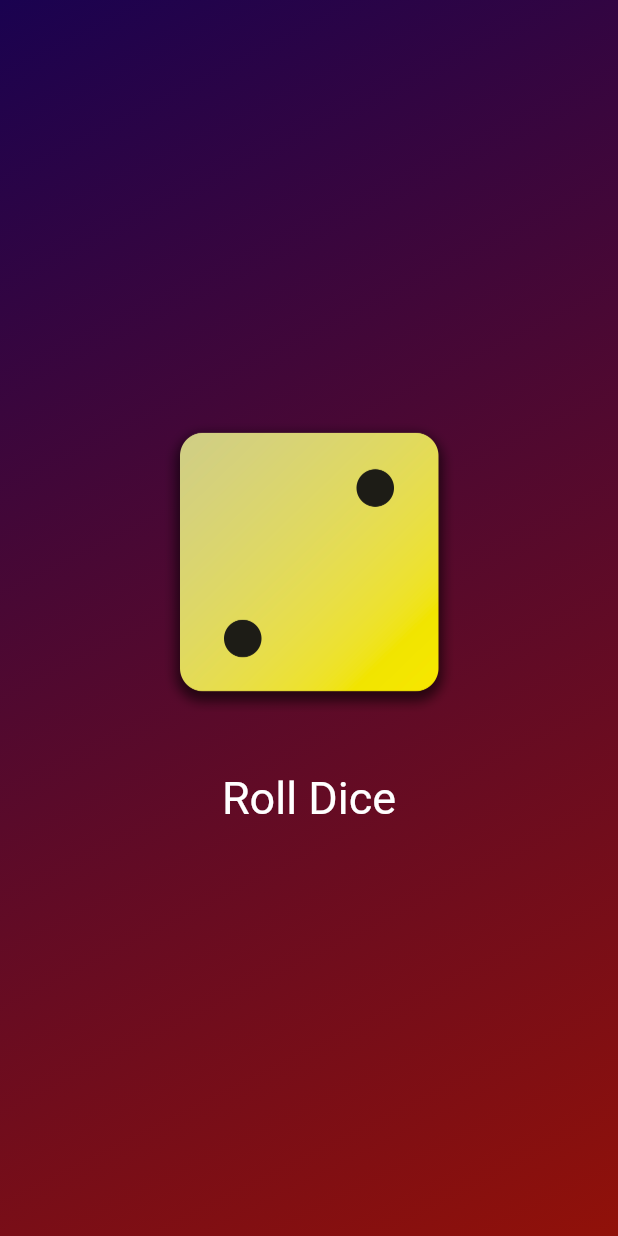
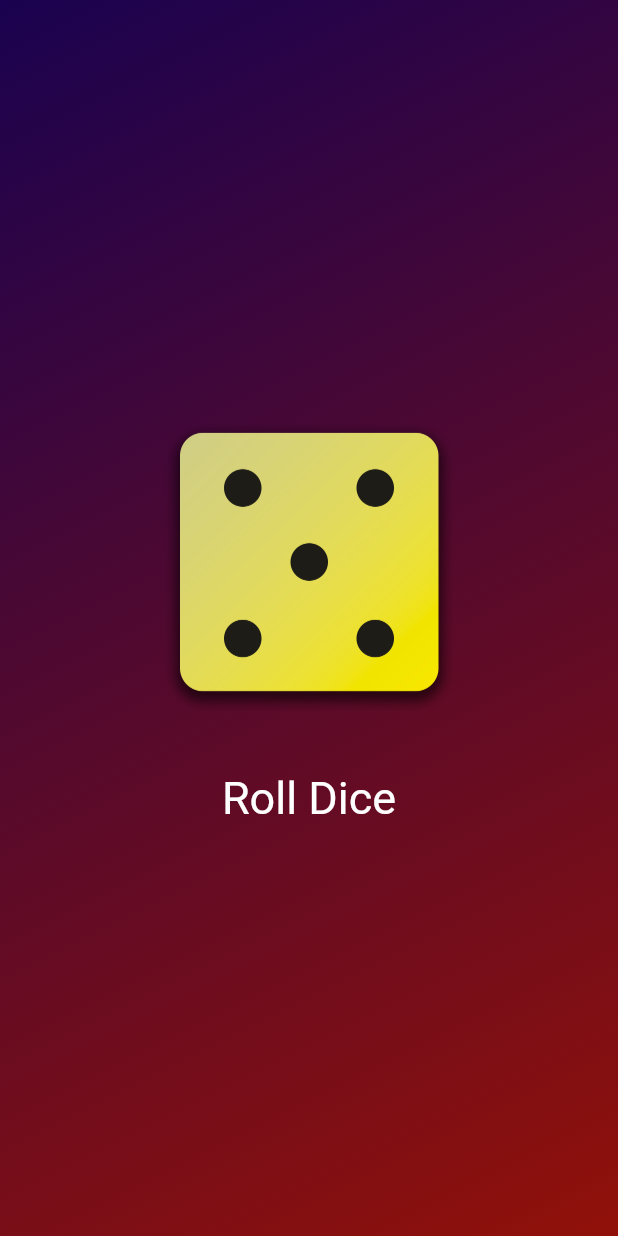
Before and after one commit to ad-bak/fluts, a Flutter app: the screen it shows after launch, after a tap on "Roll Dice", on a phone screen of 412 x 824 dp. Run offline on Flutter 3.47's test engine with Material 2 defaults, Android fonts, the phone set to English and light mode, and no system bars.

Commit message:
state managing dice

```diff
--- /dev/null
+++ b/first_app/lib/dice_roller.dart
@@ -0,0 +1,45 @@
+import 'dart:math';
+
+import 'package:flutter/material.dart';
+
+class DiceRoller extends StatefulWidget {
+  const DiceRoller({super.key});
+
+  @override
+  State<DiceRoller> createState() {
+    return _DiceRollerState();
+  }
+}
+
+class _DiceRollerState extends State<DiceRoller> {
+  var currentDiceRoll = 2;
+
+  void rollDice() {
+    setState(() {
+      currentDiceRoll = Random().nextInt(6) + 1;
+    });
+  }
+
+  @override
+  Widget build(context) {
+    return Column(
+      mainAxisSize: MainAxisSize.min,
+      children: [
+        Image.asset(
+          'assets/images/dice-$currentDiceRoll.png',
+          width: 200,
+        ),
+        const SizedBox(height: 20),
+        TextButton(
+          onPressed: rollDice,
+          style: TextButton.styleFrom(
+            padding: const EdgeInsets.only(top: 20),
+            foregroundColor: Colors.white,
+            textStyle: const TextStyle(fontSize: 30),
+          ),
+          child: const Text('Roll Dice'),
+        )
+      ],
+    );
+  }
+}
--- a/first_app/lib/gradient_container.dart
+++ b/first_app/lib/gradient_container.dart
@@ -1,3 +1,4 @@
+import 'package:first_app/dice_roller.dart';
 import 'package:flutter/material.dart';
 
 const startAlignment = Alignment.topLeft;
@@ -8,8 +9,6 @@ class GradientContainer extends StatelessWidget {
 
   final Color colorA;
   final Color colorB;
-
-  void rollDice() {}
 
   @override
   Widget build(context) {
@@ -24,26 +23,8 @@ class GradientContainer extends StatelessWidget {
           end: endAlignment,
         ),
       ),
-      child: Center(
-        child: Column(
-          mainAxisSize: MainAxisSize.min,
-          children: [
-            Image.asset(
-              'assets/images/dice-2.png',
-              width: 200,
-            ),
-            const SizedBox(height: 20),
-            TextButton(
-              onPressed: rollDice,
-              style: TextButton.styleFrom(
-                padding: const EdgeInsets.only(top: 20),
-                foregroundColor: Colors.white,
-                textStyle: const TextStyle(fontSize: 30),
-              ),
-              child: const Text('Roll Dice'),
-            )
-          ],
-        ),
+      child: const Center(
+        child: DiceRoller(),
       ),
     );
   }
```
